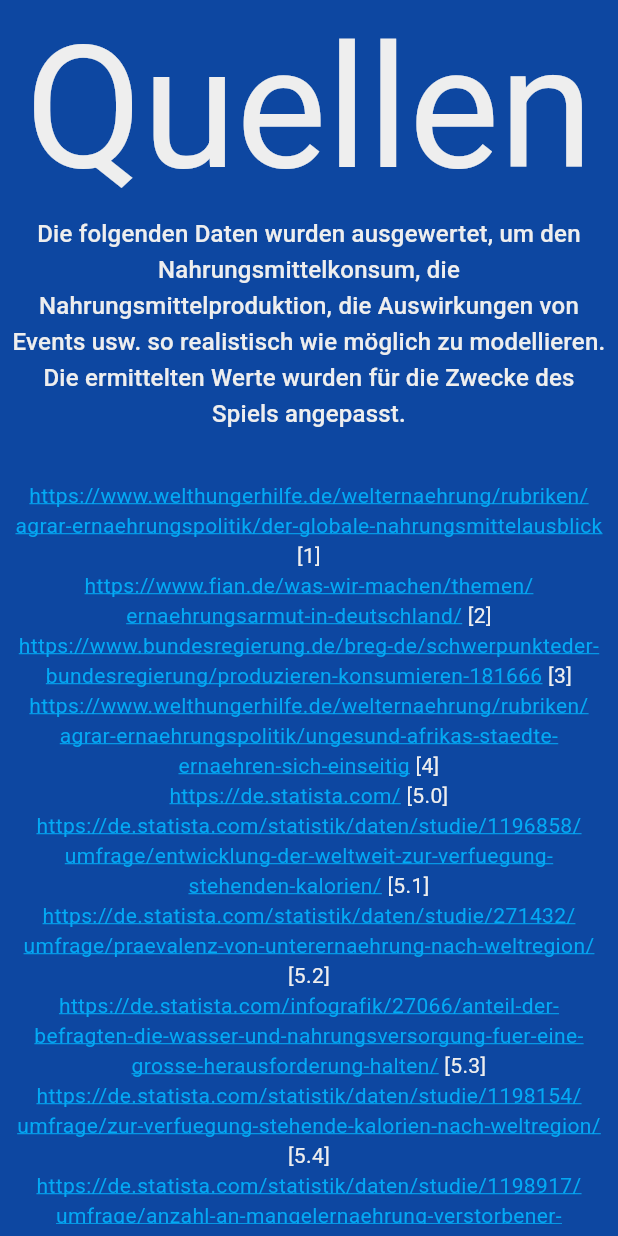
After one commit to Noah765/geocibus, a Flutter app: the SourcesPage screen opened directly, on a phone screen of 412 x 824 dp. The commit adds this screen. Run offline on Flutter 3.47's test engine with Material 3 defaults, Android fonts, the phone set to English and light mode, and no system bars; our stand-ins replace font_awesome_flutter, gap, shared_preferences; missing offline and left inert: bitsdojo_window, svg_path_parser, window_manager; accounts and stored records are empty.

Commit message:
replaced unused settings with sources

```diff
--- a/lib/pages/interact/top.dart
+++ b/lib/pages/interact/top.dart
@@ -2,6 +2,7 @@ import 'package:flutter/material.dart';
 import 'package:font_awesome_flutter/font_awesome_flutter.dart';
 import 'package:gap/gap.dart';
 import 'package:geocibus/models/game.dart';
+import 'package:geocibus/pages/sources.dart';
 import 'package:geocibus/widgets/button.dart';
 import 'package:geocibus/widgets/card.dart';
 import 'package:provider/provider.dart';
@@ -23,7 +24,7 @@ class InteractTop extends StatelessWidget {
         const Gap(8),
         TextCard(text: '${game.month} des Jahres ${game.round}/10', style: Theme.of(context).textTheme.titleMedium),
         const Spacer(),
-        Button.icon(icon: FontAwesomeIcons.gear, tooltip: 'Einstellungen', onPressed: () {}),
+        Button.icon(icon: FontAwesomeIcons.info, tooltip: 'Quellen', onPressed: () => Navigator.of(context).push(MaterialPageRoute(builder: (context) => const SourcesPage()))),
       ],
     );
   }
--- a/lib/pages/main/top.dart
+++ b/lib/pages/main/top.dart
@@ -2,6 +2,7 @@ import 'package:flutter/material.dart';
 import 'package:font_awesome_flutter/font_awesome_flutter.dart';
 import 'package:gap/gap.dart';
 import 'package:geocibus/models/game.dart';
+import 'package:geocibus/pages/sources.dart';
 import 'package:geocibus/pages/start.dart';
 import 'package:geocibus/widgets/button.dart';
 import 'package:geocibus/widgets/card.dart';
@@ -36,7 +37,7 @@ class MainTop extends StatelessWidget {
             children: [
               TextCard(text: 'Score: ${game.score}', style: textStyle),
               const Gap(8),
-              Button.icon(icon: FontAwesomeIcons.gear, tooltip: 'Einstellungen', onPressed: () {}),
+              Button.icon(icon: FontAwesomeIcons.info, tooltip: 'Quellen', onPressed: () => Navigator.of(context).push(MaterialPageRoute(builder: (context) => const SourcesPage()))),
             ],
           ),
         ),
--- /dev/null
+++ b/lib/pages/sources.dart
@@ -0,0 +1,75 @@
+import 'package:flutter/material.dart';
+import 'package:gap/gap.dart';
+import 'package:geocibus/pages/start.dart';
+import 'package:geocibus/widgets/button.dart';
+import 'package:geocibus/widgets/text_with_links.dart';
+
+class SourcesPage extends StatelessWidget {
+  const SourcesPage({super.key});
+
+  @override
+  Widget build(BuildContext context) {
+    final ThemeData(:textTheme, colorScheme: colors) = Theme.of(context);
+
+    return Scaffold(
+      body: Padding(
+        padding: const EdgeInsets.all(8),
+        child: ListView(
+          children: [
+            Text(
+              'Quellen',
+              style: textTheme.displayLarge!.copyWith(color: colors.surfaceContainerLow, fontSize: textTheme.displayLarge!.fontSize! * 2),
+              textAlign: TextAlign.center,
+            ),
+            const Gap(8),
+            Text(
+              'Die folgenden Daten wurden ausgewertet, um den Nahrungsmittelkonsum, die Nahrungsmittelproduktion, die Auswirkungen von Events usw. so realistisch wie möglich zu modellieren. Die ermittelten Werte wurden für die Zwecke des Spiels angepasst.',
+              style: textTheme.titleMedium!.copyWith(color: colors.surfaceContainerLow),
+              textAlign: TextAlign.center,
+            ),
+            const Gap(32),
+            TextWithLinks(
+              style: textTheme.bodyMedium!.copyWith(color: colors.surfaceContainerLow),
+              textAlign: TextAlign.center,
+              '''
+https://www.welthungerhilfe.de/welternaehrung/rubriken/agrar-ernaehrungspolitik/der-globale-nahrungsmittelausblick [1]
+https://www.fian.de/was-wir-machen/themen/ernaehrungsarmut-in-deutschland/ [2]
+https://www.bundesregierung.de/breg-de/schwerpunkteder-bundesregierung/produzieren-konsumieren-181666 [3]
+https://www.welthungerhilfe.de/welternaehrung/rubriken/agrar-ernaehrungspolitik/ungesund-afrikas-staedte-ernaehren-sich-einseitig [4]
+https://de.statista.com/ [5.0]
+https://de.statista.com/statistik/daten/studie/1196858/umfrage/entwicklung-der-weltweit-zur-verfuegung-stehenden-kalorien/ [5.1]
+https://de.statista.com/statistik/daten/studie/271432/umfrage/praevalenz-von-unterernaehrung-nach-weltregion/ [5.2]
+https://de.statista.com/infografik/27066/anteil-der-befragten-die-wasser-und-nahrungsversorgung-fuer-eine-grosse-herausforderung-halten/ [5.3]
+https://de.statista.com/statistik/daten/studie/1198154/umfrage/zur-verfuegung-stehende-kalorien-nach-weltregion/ [5.4]
+https://de.statista.com/statistik/daten/studie/1198917/umfrage/anzahl-an-mangelernaehrung-verstorbener-menschen-weltweit/ [5.5]
+https://de.statista.com/statistik/daten/studie/1195334/umfrage/kosten-fuer-gesunde-ernaehrung-weltweit-pro-kopf/ [5.6]
+https://de.statista.com/statistik/daten/studie/1196854/umfrage/praevalenz-von-unterernaehrung-in-afrika/ [5.7]
+https://de.statista.com/statistik/daten/studie/1274354/umfrage/nahrungsmittelunsicherheit-weltweit/ [5.8]
+https://de.statista.com/statistik/daten/studie/1195964/umfrage/prognose-zum-anstieg-des-globalen-fleischkonsums/ [5.9]
+https://de.statista.com/statistik/daten/studie/1198827/umfrage/schulkinder-mit-unter-oder-uebergewicht-nach-weltregion/ [5.10]
+https://de.statista.com/statistik/daten/studie/1195363/umfrage/menschen-mit-zu-wenig-geld-fuer-nahrung-in-krisenlaendern/ [5.11]
+https://de.statista.com/statistik/daten/studie/165561/umfrage/am-staerksten-von-hunger-betroffene-laender-weltweit-nach-dem-welthunger-index/ [5.12]
+https://de.statista.com/statistik/daten/studie/1198137/umfrage/taegliche-kalorienzufuhr-pro-kopf-in-verschiedenen-weltregionen/ [5.13]
+https://de.statista.com/statistik/daten/studie/1723/umfrage/weltbevoelkerung-nach-kontinenten/ [5.14]
+https://de.statista.com/statistik/daten/studie/184686/umfrage/weltbevoelkerung-nach-kontinenten/ [5.15]
+https://de.statista.com/statistik/daten/studie/1422119/umfrage/bevoelkerungsentwicklung-nach-kontinenten-und-weltweit [5.16]
+https://de.statista.com/statistik/daten/studie/1276366/umfrage/laender-mit-der-hoechsten-praevalenz-von-akutem-hunger/ [5.17]
+https://www.statista.com/outlook/io/manufacturing/consumer-goods/food/worldwide#value-added [5.18]
+https://www.statista.com/statistics/267268/production-of-wheat-worldwide-since-1990/ [5.19]
+https://www.statista.com/statistics/270024/global-stocks-of-wheat/ [5.20]
+https://www.statista.com/statistics/1294190/production-volume-of-wheat-in-africa/ [5.21]
+https://www.statista.com/topics/1668/wheat/ [5.22]
+https://ourworldindata.org/food-supply [6.1]
+https://ourworldindata.org/water-use-stress [6.2]
+https://www.researchgate.net/figure/Renewable-Water-Resources-and-Water-Availability-by-Continents_tbl1_265432820 [7.0]
+https://www.tk.de/techniker/magazin/ernaehrung/uebergewicht-und-diaet/wie-viele-kalorien-pro-tag-2006758 [8.0]
+              ''',
+            ),
+            const Gap(40),
+            Center(child: Button(text: 'Zurück', style: textTheme.headlineMedium, borderWidth: 3, onPressed: () => Navigator.of(context).pop())),
+          ],
+        ),
+      ),
+    );
+  }
+}
--- a/lib/pages/start.dart
+++ b/lib/pages/start.dart
@@ -4,6 +4,7 @@ import 'package:font_awesome_flutter/font_awesome_flutter.dart';
 import 'package:gap/gap.dart';
 import 'package:geocibus/models/region.dart';
 import 'package:geocibus/pages/main/page.dart';
+import 'package:geocibus/pages/sources.dart';
 import 'package:geocibus/widgets/button.dart';
 import 'package:geocibus/widgets/icon_span.dart';
 import 'package:geocibus/widgets/interactive_map.dart';
@@ -26,7 +27,7 @@ class _StartPageState extends State<StartPage> {
 
   void _start(BuildContext context) => Navigator.of(context).pushReplacement(MaterialPageRoute(builder: (context) => const MainPage()));
 
-  void _options() {}
+  void _sources(BuildContext context) => Navigator.of(context).push(MaterialPageRoute(builder: (context) => const SourcesPage()));
 
   void _leave() => appWindow.close();
 
@@ -73,7 +74,7 @@ class _StartPageState extends State<StartPage> {
                         children: [
                           Button(text: 'Start', style: buttonStyle, elevation: 3, borderWidth: 3, onPressed: () => _start(context)),
                           const Gap(16),
-                          Button(text: 'Optionen', style: buttonStyle, elevation: 3, borderWidth: 3, onPressed: _options),
+                          Button(text: 'Quellen', style: buttonStyle, elevation: 3, borderWidth: 3, onPressed: () => _sources(context)),
                           const Gap(16),
                           Button(text: 'Spiel verlassen', style: buttonStyle, elevation: 3, borderWidth: 3, onPressed: _leave),
                         ],
--- /dev/null
+++ b/lib/widgets/text_with_links.dart
@@ -0,0 +1,80 @@
+import 'package:flutter/gestures.dart';
+import 'package:flutter/material.dart';
+import 'package:url_launcher/url_launcher.dart';
+
+class TextWithLinks extends StatefulWidget {
+  const TextWithLinks(this.text, {this.style, this.textAlign});
+
+  final String text;
+  final TextStyle? style;
+  final TextAlign? textAlign;
+
+  @override
+  State<TextWithLinks> createState() => _TextWithLinksState();
+}
+
+class _TextWithLinksState extends State<TextWithLinks> {
+  late final List<_TextSegment> _segments;
+
+  @override
+  void initState() {
+    super.initState();
+
+    final links = RegExp(r'https:\/\/[\w./#-]+').allMatches(widget.text).toList();
+    _segments = [
+      if (widget.text.isNotEmpty && (links.isEmpty || links[0].start != 0)) _Text(widget.text.substring(0, links.isEmpty ? null : links[0].start)),
+      for (final (i, link) in links.indexed) ...[
+        _Link(widget.text.substring(link.start, link.end), gestureRecognizer: TapGestureRecognizer()..onTap = () => launchUrl(Uri.parse(widget.text.substring(link.start, link.end)))),
+        if (i != links.length - 1 && link.end != links[i + 1].start) _Text(widget.text.substring(link.end, links[i + 1].start)),
+      ],
+      if (links.isNotEmpty && links.last.end < widget.text.length) _Text(widget.text.substring(links.last.end)),
+    ];
+  }
+
+  @override
+  void dispose() {
+    for (final e in _segments) {
+      if (e is _Link) e.gestureRecognizer.dispose();
+    }
+
+    super.dispose();
+  }
+
+  @override
+  Widget build(BuildContext context) {
+    return Text.rich(
+      style: widget.style,
+      textAlign: widget.textAlign,
+      TextSpan(
+        children: [
+          for (final segment in _segments)
+            switch (segment) {
+              _Text() => TextSpan(text: segment.text),
+              _Link() => TextSpan(
+                  text: segment.text,
+                  style: const TextStyle(color: Colors.lightBlue, decoration: TextDecoration.underline, decorationColor: Colors.lightBlue),
+                  recognizer: segment.gestureRecognizer,
+                ),
+            },
+        ],
+      ),
+    );
+  }
+}
+
+sealed class _TextSegment {
+  const _TextSegment();
+}
+
+class _Text extends _TextSegment {
+  const _Text(this.text);
+
+  final String text;
+}
+
+class _Link extends _TextSegment {
+  const _Link(this.text, {required this.gestureRecognizer});
+
+  final String text;
+  final TapGestureRecognizer gestureRecognizer;
+}
--- a/pubspec.yaml
+++ b/pubspec.yaml
@@ -14,6 +14,7 @@ dependencies:
   provider: ^6.1.2
   shared_preferences: ^2.3.5
   svg_path_parser: ^1.1.2
+  url_launcher: ^6.3.1
   window_manager: ^0.4.3
 dev_dependencies:
   lint: ^2.3.0
```
Also changed, not shown: pubspec.lock, 4 other files.
